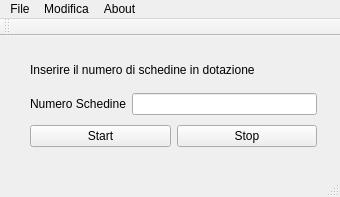
Old version of the form RoomMonitor/main.ui in the repository PieroMacaluso/RoomMonitor.
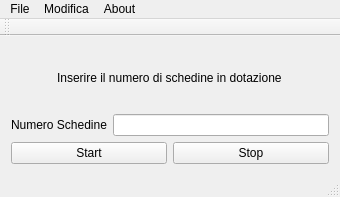
New version of the form.

What changed in the file:
```diff
--- a/RoomMonitor/main.ui
+++ b/RoomMonitor/main.ui
@@ -20,35 +20,32 @@
             <string>MainWindow</string>
         </property>
         <widget class="QWidget" name="centralWidget">
-            <widget class="QWidget" name="gridLayoutWidget">
-                <property name="geometry">
-                    <rect>
-                        <x>10</x>
-                        <y>0</y>
-                        <width>327</width>
-                        <height>131</height>
-                    </rect>
-                </property>
-                <layout class="QGridLayout" name="gridLayout">
-                    <property name="sizeConstraint">
-                        <enum>QLayout::SetMinimumSize</enum>
-                    </property>
-                    <property name="leftMargin">
-                        <number>20</number>
-                    </property>
-                    <property name="topMargin">
-                        <number>20</number>
-                    </property>
-                    <property name="rightMargin">
-                        <number>20</number>
-                    </property>
-                    <property name="bottomMargin">
-                        <number>20</number>
-                    </property>
-                    <property name="spacing">
-                        <number>10</number>
-                    </property>
+            <layout class="QGridLayout" name="gridLayout_2">
                     <item row="2" column="0">
+                    <layout class="QHBoxLayout" name="horizontalLayout_1">
+                        <item>
+                            <widget class="QLabel" name="labelNSchedine">
+                                <property name="maximumSize">
+                                    <size>
+                                        <width>200</width>
+                                        <height>16777215</height>
+                                    </size>
+                                </property>
+                                <property name="text">
+                                    <string>Numero Schedine</string>
+                                </property>
+                            </widget>
+                        </item>
+                        <item>
+                            <widget class="QLineEdit" name="nSchedine">
+                                <property name="maxLength">
+                                    <number>10</number>
+                                </property>
+                            </widget>
+                        </item>
+                    </layout>
+                </item>
+                <item row="3" column="0">
                         <layout class="QHBoxLayout" name="horizontalLayout">
                             <item>
                                 <widget class="QPushButton" name="startButton">
@@ -67,6 +64,8 @@
                         </layout>
                     </item>
                     <item row="0" column="0">
+                    <layout class="QHBoxLayout" name="horizontalLayout_2">
+                        <item>
                         <widget class="QLabel" name="label">
                             <property name="sizePolicy">
                                 <sizepolicy hsizetype="Fixed" vsizetype="Expanding">
@@ -82,32 +81,9 @@
                             </property>
                         </widget>
                     </item>
-                    <item row="1" column="0">
-                        <layout class="QHBoxLayout" name="horizontalLayout_1">
-                            <item>
-                                <widget class="QLabel" name="labelNSchedine">
-                                    <property name="maximumSize">
-                                        <size>
-                                            <width>200</width>
-                                            <height>16777215</height>
-                                        </size>
-                                    </property>
-                                    <property name="text">
-                                        <string>Numero Schedine</string>
-                                    </property>
-                                </widget>
-                            </item>
-                            <item>
-                                <widget class="QLineEdit" name="nSchedine">
-                                    <property name="maxLength">
-                                        <number>10</number>
-                                    </property>
-                                </widget>
-                            </item>
                         </layout>
                     </item>
                 </layout>
-            </widget>
         </widget>
         <widget class="QMenuBar" name="menuBar">
             <property name="geometry">
```
Left out of the diff: 2 changed lines with no effect on the pictures. Lines whose indentation alone changed are shown as unchanged.
